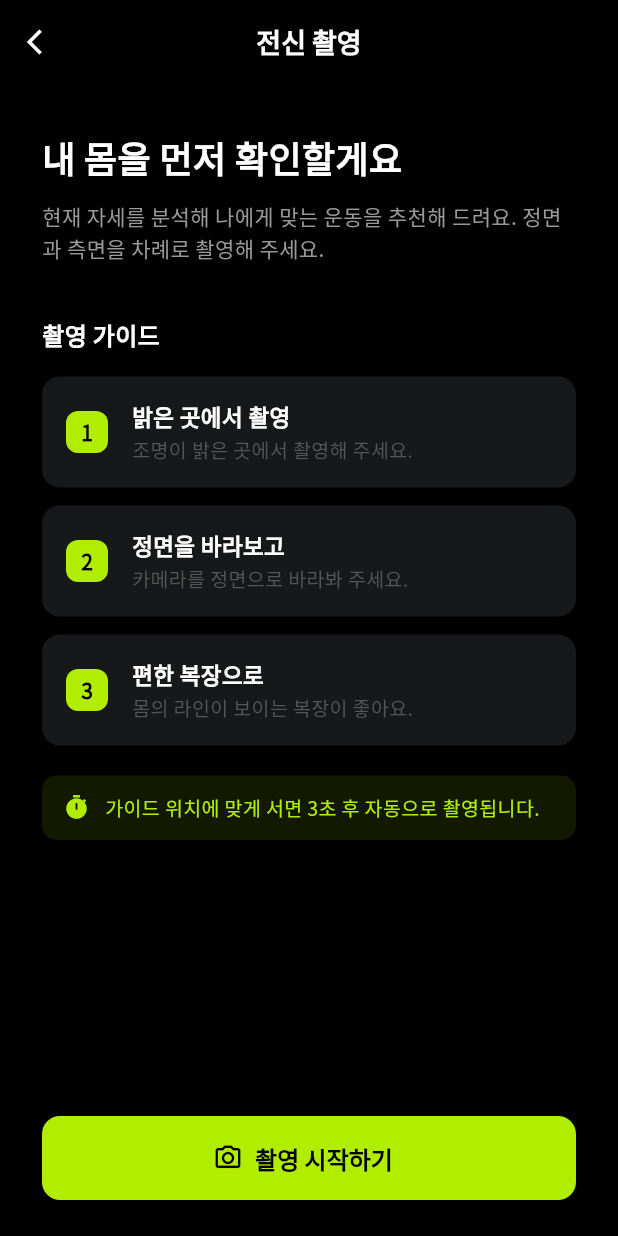
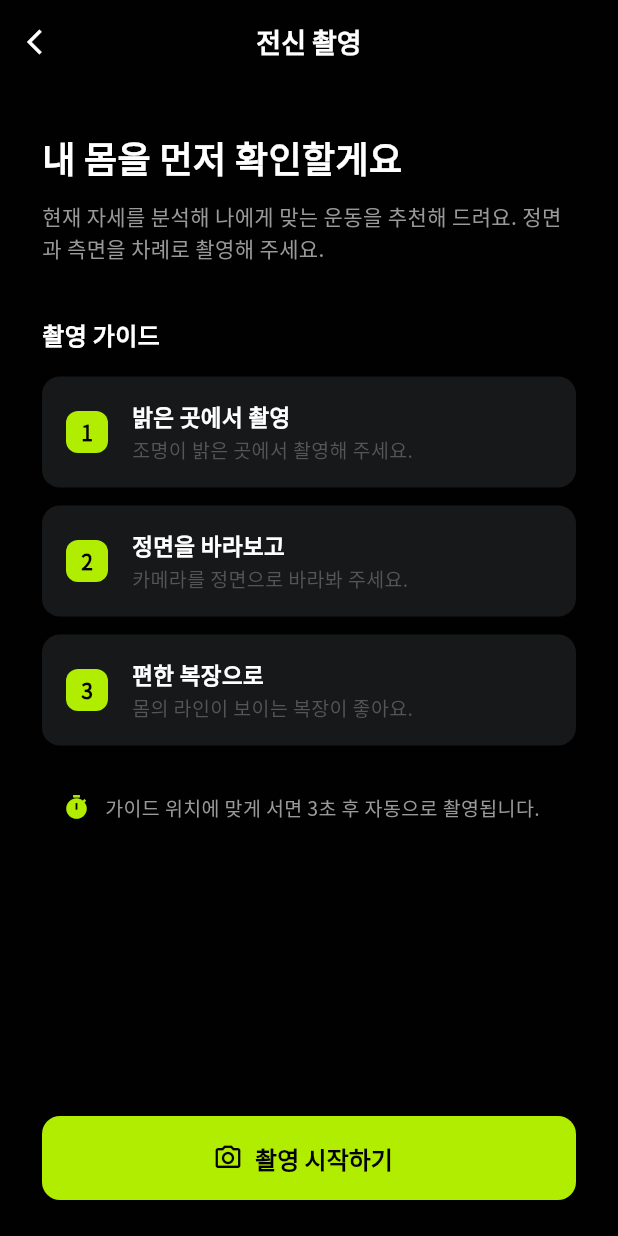
Before and after one commit to LikeLionHGU/GimjangHurry_Pullim, a Flutter app: the MypageScreen screen opened directly, after a tap on "자세 점검하기", on a phone screen of 412 x 824 dp. Run offline on Flutter 3.47's test engine with Material 3 defaults, Android fonts, the phone set to English and light mode, and no system bars; our stand-ins replace camera, flutter_dotenv, flutter_tts, permission_handler, shared_preferences, sqflite; missing offline and left inert: google_mlkit_pose_detection; accounts and stored records are empty; project files that could hold a hidden picture were left out.

Commit message:
fix : design detail

```diff
--- a/lib/screens/home/home_screen.dart
+++ b/lib/screens/home/home_screen.dart
@@ -185,7 +185,7 @@ class _HomeScreenState extends State<HomeScreen> {
                     'assets/images/logo2.png',
                     height: 34,
                   ),
-                  const SizedBox(height: 32),
+                  const SizedBox(height: 26),
 
                   // 주간 캘린더
                   _buildWeekCalendar(),
@@ -193,7 +193,7 @@ class _HomeScreenState extends State<HomeScreen> {
 
                   // 연속 운동 카드
                   _buildStreakCard(),
-                  const SizedBox(height: 36),
+                  const SizedBox(height: 26),
 
                   // 최근 운동 섹션 (1개만)
                   _buildRecentSectionFixed(_recentExecutions.take(1).toList()),
--- a/lib/screens/home/service_intro_screen.dart
+++ b/lib/screens/home/service_intro_screen.dart
@@ -122,7 +122,7 @@ class ServiceIntroScreen extends StatelessWidget {
                           Row(
                             children: [
                               const Icon(Icons.warning_amber_rounded,
-                                  color: AppColors.warning, size: 20),
+                                  color: AppColors.primary, size: 20),
                               const SizedBox(width: 8),
                               Expanded(
                                 child: Text(
@@ -371,7 +371,7 @@ class CautionScreen extends StatelessWidget {
                           Row(
                             children: [
                               const Icon(Icons.warning_amber_rounded,
-                                  color: AppColors.warning, size: 20),
+                                  color: AppColors.primary, size: 20),
                               const SizedBox(width: 8),
                               Text(
                                 '의료 서비스가 아닙니다',
--- a/lib/screens/mypage/mypage_screen.dart
+++ b/lib/screens/mypage/mypage_screen.dart
@@ -126,7 +126,7 @@ class _MypageScreenState extends State<MypageScreen> {
                         '$userName님,',
                         style: AppTypography.sb24.copyWith(
                           color: AppColors.textPrimary,
-                          fontSize: 24,
+                          fontSize: 26,
                         ),
                       ),
                       const SizedBox(height: 16),
@@ -158,6 +158,11 @@ class _MypageScreenState extends State<MypageScreen> {
     return Column(
       crossAxisAlignment: CrossAxisAlignment.start,
       children: [
+        Text(
+          '자세 점검',
+          style: AppTypography.b18.copyWith(color: AppColors.textPrimary),
+        ),
+        const SizedBox(height: 16),
         // 자세 점검하기 버튼
         GestureDetector(
           onTap: () {
@@ -669,8 +674,8 @@ class _StatCard extends StatelessWidget {
           Text(
             value,
             style: AppTypography.b20.copyWith(
-              color: AppColors.textPrimary,
-              fontSize: 18,
+              color: AppColors.primary,
+              fontSize: 22,
             ),
             textAlign: TextAlign.center,
           ),
--- a/lib/screens/onboard/onboarding_screen.dart
+++ b/lib/screens/onboard/onboarding_screen.dart
@@ -66,7 +66,7 @@ class _OnboardingScreenState extends State<OnboardingScreen> {
               Text(
                 'PULLIM에서 사용할 이름을 입력해주세요.',
                 style: AppTypography.r14.copyWith(
-                  color: AppColors.textSecondary,
+                  color: AppColors.textPrimary,
                   height: 1.5,
                 ),
               ),
@@ -210,7 +210,7 @@ class OnboardingIntroScreen extends StatelessWidget {
                     children: [
                       Row(children: [
                         const Icon(Icons.warning_amber_rounded,
-                            color: AppColors.warning, size: 20),
+                            color: AppColors.primary, size: 20),
                         const SizedBox(width: 8),
                         Text(
                           '의료 진단·치료 아님',
--- a/lib/screens/posture/posture_guide_screen.dart
+++ b/lib/screens/posture/posture_guide_screen.dart
@@ -72,7 +72,7 @@ class PostureGuideScreen extends StatelessWidget {
               Container(
                 padding: const EdgeInsets.symmetric(horizontal: 14, vertical: 12),
                 decoration: BoxDecoration(
-                  color: AppColors.primary.withValues(alpha: 0.1),
+                  color: Colors.transparent,
                   borderRadius: BorderRadius.circular(10),
                 ),
                 child: Row(
@@ -83,7 +83,7 @@ class PostureGuideScreen extends StatelessWidget {
                       child: Text(
                         '가이드 위치에 맞게 서면 3초 후 자동으로 촬영됩니다.',
                         style: AppTypography.r12.copyWith(
-                          color: AppColors.primary,
+                          color: AppColors.textSecondary,
                           fontSize: 13,
                         ),
                       ),
--- a/lib/screens/posture/posture_result_screen.dart
+++ b/lib/screens/posture/posture_result_screen.dart
@@ -322,7 +322,7 @@ class _PostureResultScreenState extends State<PostureResultScreen> {
       child: Row(
         crossAxisAlignment: CrossAxisAlignment.start,
         children: [
-          const Icon(Icons.warning_amber_rounded, color: AppColors.warning, size: 16),
+          const Icon(Icons.warning_amber_rounded, color: AppColors.primary, size: 16),
           const SizedBox(width: 8),
           Expanded(
             child: Text(
```
Also changed, not shown: 1 other file.
